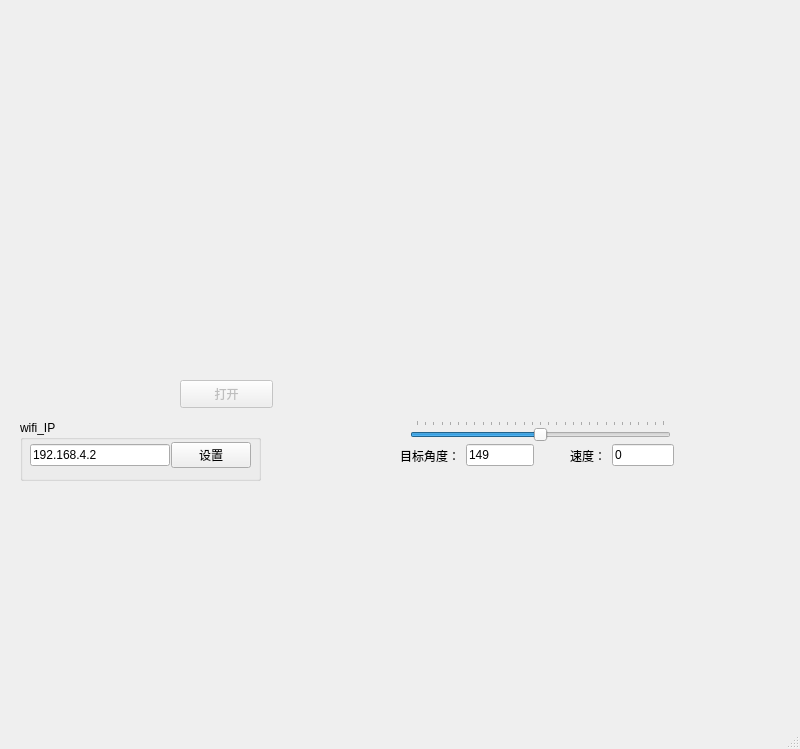
Qt form python_gui/gui/main_ui.ui (liyunyi1936/foc) before a commit.
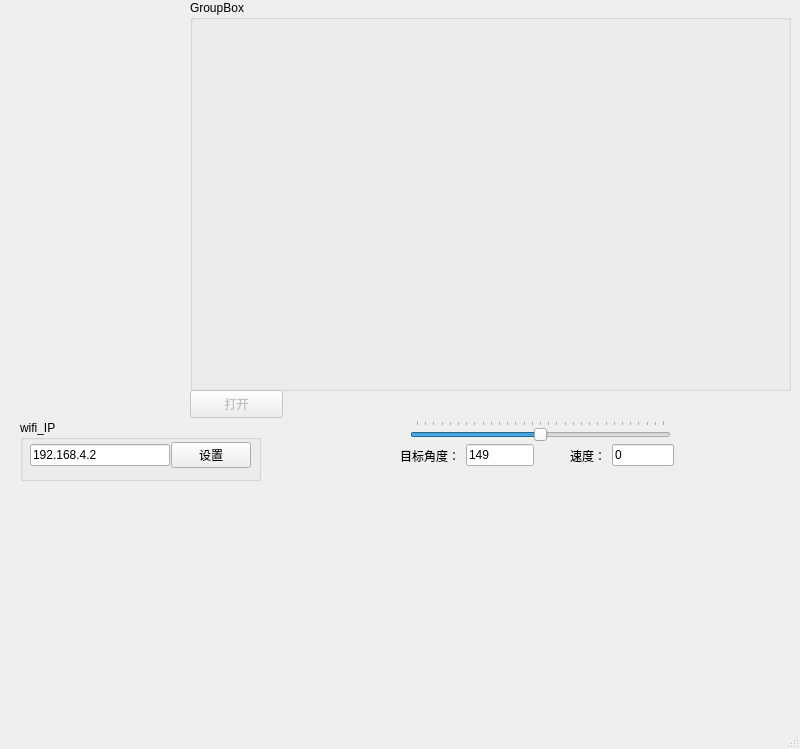
The same form after that commit.

Patch:
```diff
--- a/python_gui/gui/main_ui.ui
+++ b/python_gui/gui/main_ui.ui
@@ -14,17 +14,6 @@
    <string>MainWindow</string>
   </property>
   <widget class="QWidget" name="centralwidget">
-   <widget class="QWidget" name="gridLayoutWidget">
-    <property name="geometry">
-     <rect>
-      <x>180</x>
-      <y>20</y>
-      <width>581</width>
-      <height>361</height>
-     </rect>
-    </property>
-    <layout class="QGridLayout" name="gridLayout"/>
-   </widget>
    <widget class="QGroupBox" name="groupBox">
     <property name="geometry">
      <rect>
@@ -67,22 +56,6 @@
      </layout>
     </widget>
    </widget>
-   <widget class="QPushButton" name="wifi_recv_open_pushButton">
-    <property name="enabled">
-     <bool>false</bool>
-    </property>
-    <property name="geometry">
-     <rect>
-      <x>180</x>
-      <y>380</y>
-      <width>93</width>
-      <height>28</height>
-     </rect>
-    </property>
-    <property name="text">
-     <string>打开</string>
-    </property>
-   </widget>
    <widget class="QWidget" name="horizontalLayoutWidget_2">
     <property name="geometry">
      <rect>
@@ -160,6 +133,46 @@
      </item>
     </layout>
    </widget>
+   <widget class="QGroupBox" name="groupBox_2">
+    <property name="geometry">
+     <rect>
+      <x>190</x>
+      <y>0</y>
+      <width>601</width>
+      <height>391</height>
+     </rect>
+    </property>
+    <property name="title">
+     <string>GroupBox</string>
+    </property>
+    <widget class="QWidget" name="gridLayoutWidget">
+     <property name="geometry">
+      <rect>
+       <x>10</x>
+       <y>20</y>
+       <width>581</width>
+       <height>361</height>
+      </rect>
+     </property>
+     <layout class="QGridLayout" name="gridLayout"/>
+    </widget>
+   </widget>
+   <widget class="QPushButton" name="wifi_recv_open_pushButton">
+    <property name="enabled">
+     <bool>false</bool>
+    </property>
+    <property name="geometry">
+     <rect>
+      <x>190</x>
+      <y>390</y>
+      <width>93</width>
+      <height>28</height>
+     </rect>
+    </property>
+    <property name="text">
+     <string>打开</string>
+    </property>
+   </widget>
   </widget>
   <widget class="QMenuBar" name="menubar">
    <property name="geometry">
```
